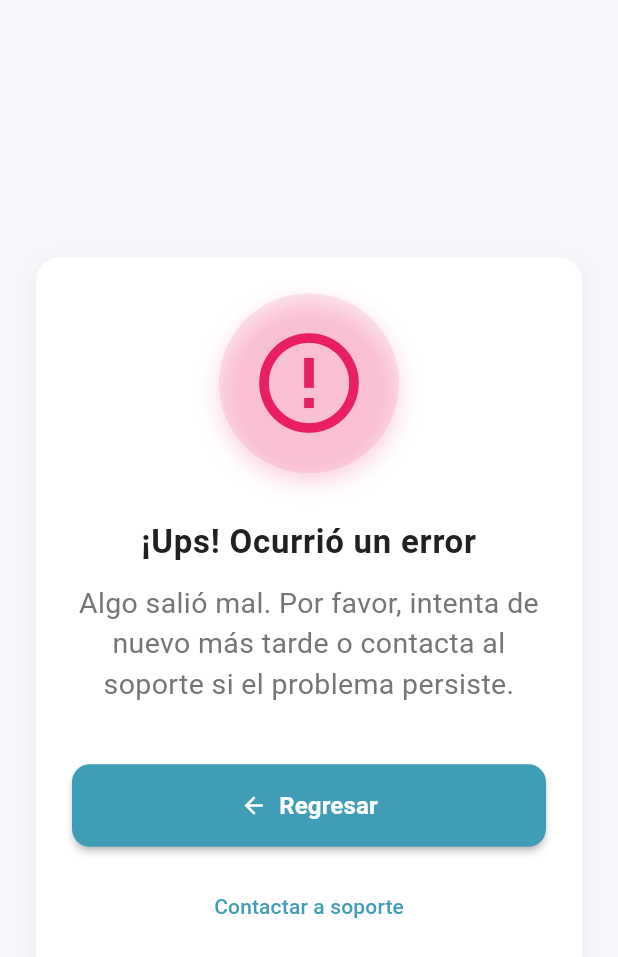
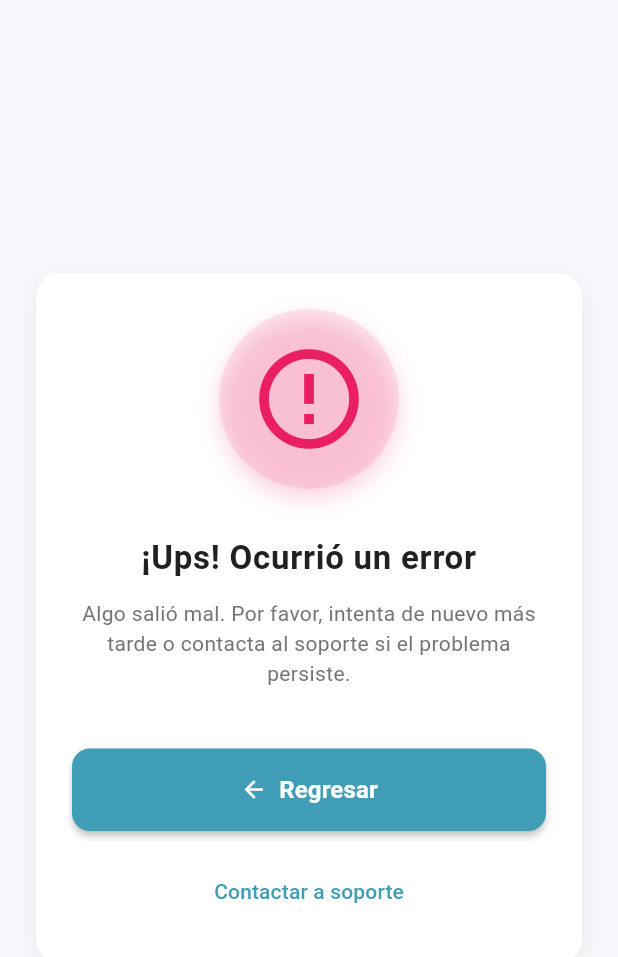
Before and after one commit to Samuel1722003/EmerScanFrontend, a Flutter app: the ErrorScreen screen opened by its route, on a phone screen of 412 x 824 dp. Shown: the top 957 px of the screen. Run offline on Flutter 3.47's test engine with Material 3 defaults, Android fonts, the phone set to English and light mode, and no system bars; our stand-ins replace qr_flutter, share_plus, shared_preferences, supabase_flutter; missing offline and left inert: bcrypt; accounts and stored records are empty.

Commit message:
Update app_theme.dart

```diff
--- a/hfe_frontend/lib/themes/app_theme.dart
+++ b/hfe_frontend/lib/themes/app_theme.dart
@@ -40,13 +40,13 @@ class AppTheme {
   );
 
   static const TextStyle cardTitle = TextStyle(
-    fontSize: 21,
+    fontSize: 16,
     fontWeight: FontWeight.w600,
     color: textPrimary,
   );
 
   static const TextStyle cardContent = TextStyle(
-    fontSize: 19,
+    fontSize: 14,
     color: textSecondary,
     height: 1.4,
   );
```
